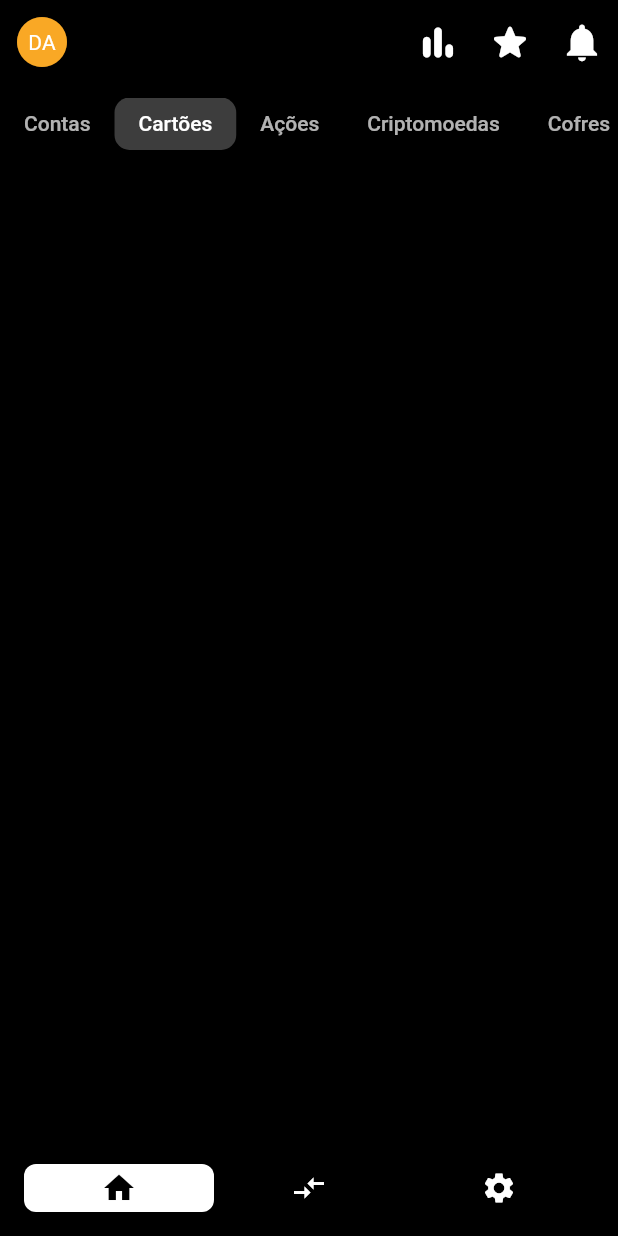
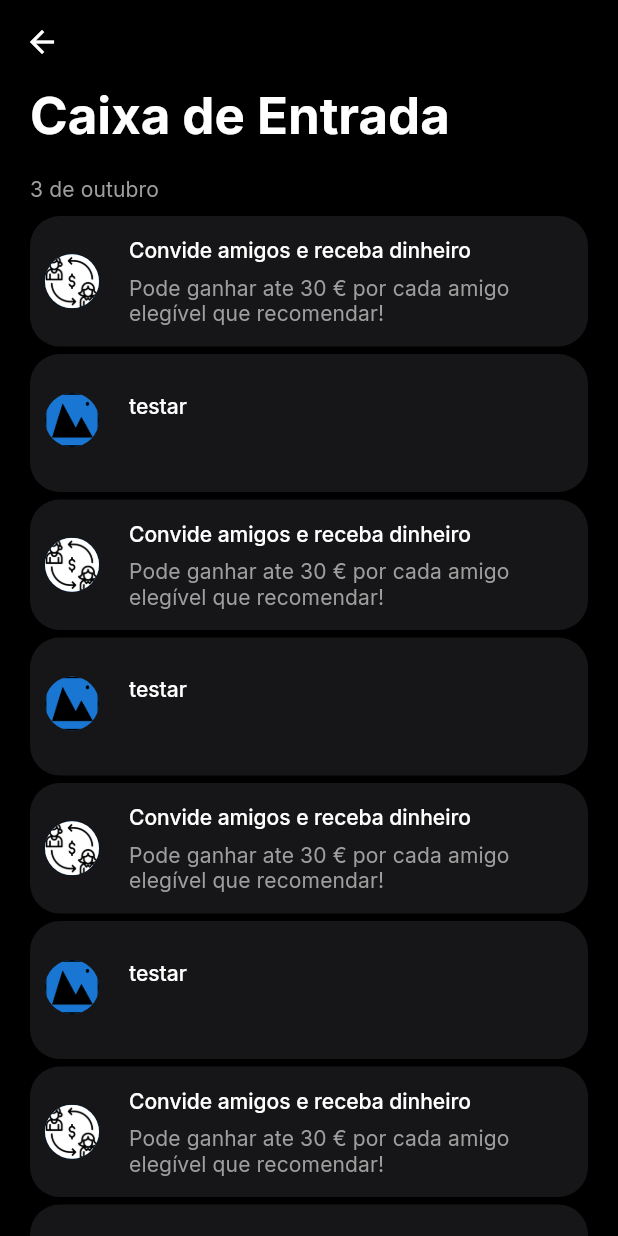
Before and after one commit to AnBapDan/Revolut_demo, a Flutter app: the screen it shows after launch, tab 2 chosen, after a tap on the "notifications" icon, on a phone screen of 412 x 824 dp. Run offline on Flutter 3.47's test engine with Material 2 defaults, Android fonts, the phone set to English and light mode, and no system bars; drawn by our look-alikes of floating_bottom_navigation_bar; our stand-ins replace google_fonts.

Commit message:
Added more screens

```diff
--- a/lib/main.dart
+++ b/lib/main.dart
@@ -18,12 +18,7 @@ class MyApp extends StatelessWidget {
       debugShowCheckedModeBanner: false,
       title: 'Revolut Demo',
       theme: themes(),
-      routes: {
-        '/': (context) => IndexPage(title: "title"),
-        //'/transfer': (context) => TransferPage(),
-        //'/settings': (context) => ,
-      },
-      initialRoute: '/',
+      home: IndexPage(title: "title"),
     );
   }
 }
--- a/lib/misc/appBar.dart
+++ b/lib/misc/appBar.dart
@@ -3,6 +3,7 @@
 
 import 'package:flutter/material.dart';
 import 'package:homework1cm/misc/scrollableTab.dart';
+import 'package:homework1cm/pages/notificationsPage/notifications.dart';
 
 class CustomAppBar extends StatefulWidget implements PreferredSizeWidget {
   const CustomAppBar({Key? key}) : super(key: key);
@@ -19,8 +20,6 @@ class _CustomAppBarState extends State<CustomAppBar> {
   Widget build(BuildContext context) {
     return SafeArea(
       child: AppBar(
-        backgroundColor: Colors.transparent,
-        elevation: 0.0,
         leading: Stack(
           alignment: Alignment.center,
           children: [
@@ -40,7 +39,14 @@ class _CustomAppBarState extends State<CustomAppBar> {
           ),
           IconButton(
             iconSize: 30,
-            onPressed: () {},
+            onPressed: () {
+              Navigator.push(
+                context,
+                MaterialPageRoute(
+                  builder: (context) => const NotificationsPage(),
+                ),
+              );
+            },
             icon: Icon(Icons.notifications),
           )
         ],
--- /dev/null
+++ b/lib/misc/messages.dart
@@ -0,0 +1,103 @@
+import 'package:flutter/material.dart';
+
+const messages = [
+  {
+    "title": 'Convide amigos e receba dinheiro',
+    "subtitle": 'Pode ganhar ate 30 € por cada amigo elegível que recomendar!',
+    "avatar": 'assets/invite_friends.png',
+  },
+  {
+    "title": 'testar',
+    "color": Colors.amber,
+  },
+  {
+    "title": 'Convide amigos e receba dinheiro',
+    "subtitle": 'Pode ganhar ate 30 € por cada amigo elegível que recomendar!',
+    "avatar": 'assets/invite_friends.png',
+  },
+  {
+    "title": 'testar',
+    "color": Colors.amber,
+  },
+  {
+    "title": 'Convide amigos e receba dinheiro',
+    "subtitle": 'Pode ganhar ate 30 € por cada amigo elegível que recomendar!',
+    "avatar": 'assets/invite_friends.png',
+  },
+  {
+    "title": 'testar',
+    "color": Colors.amber,
+  },
+  {
+    "title": 'Convide amigos e receba dinheiro',
+    "subtitle": 'Pode ganhar ate 30 € por cada amigo elegível que recomendar!',
+    "avatar": 'assets/invite_friends.png',
+  },
+  {
+    "title": 'testar',
+    "color": Colors.amber,
+  },
+  {
+    "title": 'Convide amigos e receba dinheiro',
+    "subtitle": 'Pode ganhar ate 30 € por cada amigo elegível que recomendar!',
+    "avatar": 'assets/invite_friends.png',
+  },
+  {
+    "title": 'testar',
+    "color": Colors.amber,
+  },
+  {
+    "title": 'Convide amigos e receba dinheiro',
+    "subtitle": 'Pode ganhar ate 30 € por cada amigo elegível que recomendar!',
+    "avatar": 'assets/invite_friends.png',
+  },
+  {
+    "title": 'testar',
+    "color": Colors.amber,
+  },
+  {
+    "title": 'Convide amigos e receba dinheiro',
+    "subtitle": 'Pode ganhar ate 30 € por cada amigo elegível que recomendar!',
+    "avatar": 'assets/invite_friends.png',
+  },
+  {
+    "title": 'testar',
+    "color": Colors.amber,
+  },
+  {
+    "title": 'Convide amigos e receba dinheiro',
+    "subtitle": 'Pode ganhar ate 30 € por cada amigo elegível que recomendar!',
+    "avatar": 'assets/invite_friends.png',
+  },
+  {
+    "title": 'testar',
+    "color": Colors.amber,
+  },
+  {
+    "title": 'Convide amigos e receba dinheiro',
+    "subtitle": 'Pode ganhar ate 30 € por cada amigo elegível que recomendar!',
+    "avatar": 'assets/invite_friends.png',
+  },
+  {
+    "title": 'testar',
+    "color": Colors.amber,
+  },
+  {
+    "title": 'Convide amigos e receba dinheiro',
+    "subtitle": 'Pode ganhar ate 30 € por cada amigo elegível que recomendar!',
+    "avatar": 'assets/invite_friends.png',
+  },
+  {
+    "title": 'testar',
+    "color": Colors.amber,
+  },
+  {
+    "title": 'Convide amigos e receba dinheiro',
+    "subtitle": 'Pode ganhar ate 30 € por cada amigo elegível que recomendar!',
+    "avatar": 'assets/invite_friends.png',
+  },
+  {
+    "title": 'testar',
+    "color": Colors.amber,
+  },
+];
--- /dev/null
+++ b/lib/misc/sugestions.dart
@@ -0,0 +1,48 @@
+import 'package:flutter/material.dart';
+import 'package:homework1cm/misc/themes.dart';
+
+class SugestionsWidget extends StatelessWidget {
+  final Color color;
+  final String asset;
+  final String message;
+
+  const SugestionsWidget({
+    Key? key,
+    required this.color,
+    required this.asset,
+    required this.message,
+  }) : super(key: key);
+
+  @override
+  Widget build(BuildContext context) {
+    return Padding(
+      padding: EdgeInsets.fromLTRB(0, 0, 0, 20),
+      child: InkWell(
+        onTap: () {},
+        child: Container(
+          height: double.maxFinite,
+          decoration: containers(color),
+          child: Column(
+            mainAxisAlignment: MainAxisAlignment.spaceEvenly,
+            crossAxisAlignment: CrossAxisAlignment.center,
+            children: [
+              Image.asset(
+                asset,
+                fit: BoxFit.scaleDown,
+                height: 50,
+                width: 40,
+              ),
+              FittedBox(
+                fit: BoxFit.fill,
+                child: Text(
+                  message,
+                  style: Theme.of(context).textTheme.subtitle1,
+                ),
+              )
+            ],
+          ),
+        ),
+      ),
+    );
+  }
+}
--- a/lib/misc/themes.dart
+++ b/lib/misc/themes.dart
@@ -1,16 +1,27 @@
 // ignore_for_file: prefer_const_constructors
 
 import 'package:flutter/material.dart';
+import 'package:google_fonts/google_fonts.dart';
 
 ThemeData themes() {
   return ThemeData(
+    //Scaffold colors
+    scaffoldBackgroundColor: Colors.black,
     splashColor: Colors.transparent,
     backgroundColor: Colors.black,
+    highlightColor: Colors.transparent,
+    //AppBar theme
+    appBarTheme: AppBarTheme(
+      backgroundColor: Colors.black,
+      elevation: 0.0,
+    ),
+
+    //Buttons themes
     textButtonTheme: TextButtonThemeData(
       style: TextButton.styleFrom(
         textStyle: TextStyle(
             color: Color.fromARGB(255, 0, 128, 255),
-            fontSize: 12,
+            fontSize: 14,
             fontFamily: 'Roboto',
             fontWeight: FontWeight.bold),
       ),
@@ -26,29 +37,26 @@ ThemeData themes() {
         shadowColor: Colors.transparent,
         textStyle: TextStyle(
             color: Color.fromARGB(255, 0, 128, 255),
-            fontSize: 12,
+            fontSize: 14,
             fontFamily: 'Roboto',
             fontWeight: FontWeight.bold),
         padding: EdgeInsets.all(5),
       ),
     ),
-    textTheme: TextTheme(
-      headline1: TextStyle(
-          color: Colors.white,
-          fontSize: 32,
-          fontFamily: 'Roboto',
-          fontWeight: FontWeight.bold),
-      subtitle1: TextStyle(
-          color: Colors.white,
-          fontSize: 12,
-          fontFamily: 'Roboto',
-          fontWeight: FontWeight.w500),
-      subtitle2: TextStyle(
-          color: Colors.grey,
-          fontSize: 12,
-          fontFamily: 'Roboto',
-          fontWeight: FontWeight.w400),
-      bodyText1: TextStyle(color: Colors.white),
+
+    //Text themes
+    textTheme: GoogleFonts.interTextTheme(
+      TextTheme(
+        headline1: TextStyle(
+            color: Colors.white, fontSize: 34, fontWeight: FontWeight.bold),
+        headline2: TextStyle(
+            color: Colors.white, fontSize: 24, fontWeight: FontWeight.bold),
+        subtitle1: TextStyle(
+            color: Colors.white, fontSize: 14, fontWeight: FontWeight.w500),
+        subtitle2: TextStyle(
+            color: Colors.grey, fontSize: 14, fontWeight: FontWeight.w400),
+        bodyText1: TextStyle(color: Colors.white),
+      ),
     ),
     indicatorColor: Colors.transparent,
   );
--- a/lib/pages/indexPage/index.dart
+++ b/lib/pages/indexPage/index.dart
@@ -1,9 +1,11 @@
 // ignore_for_file: prefer_const_constructors, prefer_const_literals_to_create_immutables
 
-import 'package:floating_bottom_navigation_bar/floating_bottom_navigation_bar.dart';
 import 'package:flutter/material.dart';
 import 'package:homework1cm/misc/appBar.dart';
+import 'package:homework1cm/misc/themes.dart';
 import 'package:homework1cm/pages/indexPage/tabViews/contas/contasView.dart';
+import 'package:homework1cm/pages/notificationsPage/notifications.dart';
+import 'package:homework1cm/pages/settingsPage/settings.dart';
 
 class IndexPage extends StatelessWidget {
   const IndexPage({Key? key, required this.title}) : super(key: key);
@@ -15,22 +17,82 @@ class IndexPage extends StatelessWidget {
     return DefaultTabController(
       length: 5,
       child: Scaffold(
-        backgroundColor: Colors.black,
         appBar: CustomAppBar(),
         body: TabBarView(
           children: [
             ContasView(),
-            Icon(Icons.directions_car),
-            Icon(Icons.directions_bike),
-            Icon(Icons.directions_car),
-            Icon(Icons.directions_transit),
+            Icon(Icons.warning, color: Colors.white, size: 100),
+            Icon(Icons.warning, color: Colors.white, size: 100),
+            Icon(Icons.warning, color: Colors.white, size: 100),
+            Icon(Icons.warning, color: Colors.white, size: 100),
           ],
         ),
-        bottomNavigationBar: FloatingNavbar(items: [
-          FloatingNavbarItem(icon: Icons.home),
-          FloatingNavbarItem(icon: Icons.compare_arrows),
-          FloatingNavbarItem(icon: Icons.settings),
-        ], currentIndex: 0, onTap: (int index) {}),
+        floatingActionButtonLocation: FloatingActionButtonLocation.centerFloat,
+        floatingActionButton: Padding(
+          padding:
+              EdgeInsets.only(top: MediaQuery.of(context).size.height * 0.1),
+          child: SizedBox(
+            height: 80,
+            width: MediaQuery.of(context).size.width / 2,
+            child: Container(
+              decoration: BoxDecoration(
+                shape: BoxShape.rectangle,
+                color: Color.fromARGB(255, 22, 22, 24),
+                borderRadius: BorderRadius.circular(100),
+              ),
+              child: Row(
+                mainAxisAlignment: MainAxisAlignment.center,
+                crossAxisAlignment: CrossAxisAlignment.center,
+                children: [
+                  Padding(
+                    padding: const EdgeInsets.all(5.0),
+                    child: IconButton(
+                        onPressed: () {},
+                        icon: Icon(
+                          Icons.home_rounded,
+                          size: 30,
+                          color: Color.fromARGB(255, 0, 128, 255),
+                        )),
+                  ),
+                  Padding(
+                    padding: const EdgeInsets.all(5.0),
+                    child: IconButton(
+                        onPressed: () {
+                          Navigator.push(
+                            context,
+                            MaterialPageRoute(
+                              builder: (context) => const SettingsPage(),
+                            ),
+                          );
+                        },
+                        icon: Icon(
+                          Icons.settings_rounded,
+                          size: 30,
+                          color: Colors.grey,
+                        )),
+                  ),
+                  Padding(
+                    padding: const EdgeInsets.all(5.0),
+                    child: IconButton(
+                        onPressed: () {
+                          Navigator.push(
+                            context,
+                            MaterialPageRoute(
+                              builder: (context) => const NotificationsPage(),
+                            ),
+                          );
+                        },
+                        icon: Icon(
+                          Icons.notifications_rounded,
+                          size: 30,
+                          color: Colors.grey,
+                        )),
+                  ),
+                ],
+              ),
+            ),
+          ),
+        ),
       ),
     );
   }
--- a/lib/pages/indexPage/tabViews/contas/contasView.dart
+++ b/lib/pages/indexPage/tabViews/contas/contasView.dart
@@ -2,6 +2,7 @@
 
 import 'package:flutter/material.dart';
 import 'package:homework1cm/misc/sections.dart';
+import 'package:homework1cm/misc/sugestions.dart';
 import 'package:homework1cm/misc/themes.dart';
 import 'package:homework1cm/pages/indexPage/tabViews/contas/walletContainer.dart';
 
@@ -12,7 +13,7 @@ class ContasView extends StatelessWidget {
 
   @override
   Widget build(BuildContext context) {
-    final padding = EdgeInsets.fromLTRB(20, 0, 10, 10);
+    final padding = EdgeInsets.fromLTRB(20, 0, 10, 0);
 
     return SingleChildScrollView(
       padding: EdgeInsets.fromLTRB(20, 30, 20, 20),
@@ -22,7 +23,7 @@ class ContasView extends StatelessWidget {
           WalletContainer(padding: padding),
           Sections(text: 'Sugestões para si'),
           SizedBox(
-            height: 100,
+            height: MediaQuery.of(context).size.width / 3,
             width: MediaQuery.of(context).size.width,
             child: Container(
               decoration: containers(Color.fromARGB(255, 22, 22, 24)),
@@ -30,35 +31,10 @@ class ContasView extends StatelessWidget {
                 shrinkWrap: true,
                 scrollDirection: Axis.horizontal,
                 children: [
-                  Padding(
-                    padding: EdgeInsets.fromLTRB(0, 0, 0, 10),
-                    child: InkWell(
-                      onTap: () {},
-                      child: Container(
-                        height: double.maxFinite,
-                        decoration:
-                            containers(Color.fromARGB(255, 168, 70, 92)),
-                        child: Column(
-                          mainAxisAlignment: MainAxisAlignment.spaceEvenly,
-                          crossAxisAlignment: CrossAxisAlignment.center,
-                          children: [
-                            Image.asset(
-                              'assets/eur_coin.gif',
-                              fit: BoxFit.scaleDown,
-                              height: 40,
-                              width: 40,
-                            ),
-                            FittedBox(
-                              fit: BoxFit.fill,
-                              child: Text(
-                                'Ganhe 30€ por convite',
-                                style: Theme.of(context).textTheme.subtitle1,
-                              ),
-                            )
-                          ],
-                        ),
-                      ),
-                    ),
+                  SugestionsWidget(
+                    color: Color.fromARGB(255, 168, 70, 92),
+                    asset: 'assets/eur_coin.gif',
+                    message: 'Ganhe 30€ por convite',
                   ),
                 ],
               ),
--- a/lib/pages/indexPage/tabViews/contas/walletContainer.dart
+++ b/lib/pages/indexPage/tabViews/contas/walletContainer.dart
@@ -29,9 +29,19 @@ class WalletContainer extends StatelessWidget {
                   mainAxisAlignment: MainAxisAlignment.start,
                   crossAxisAlignment: CrossAxisAlignment.start,
                   children: [
-                    Text(
-                      '0',
-                      style: Theme.of(context).textTheme.headline1,
+                    Row(
+                      mainAxisAlignment: MainAxisAlignment.center,
+                      crossAxisAlignment: CrossAxisAlignment.end,
+                      children: [
+                        Text(
+                          '0',
+                          style: Theme.of(context).textTheme.headline1,
+                        ),
+                        Text(
+                          ' €',
+                          style: Theme.of(context).textTheme.headline2,
+                        ),
+                      ],
                     ),
                     Text(
                       'Euro',
@@ -51,12 +61,13 @@ class WalletContainer extends StatelessWidget {
               ),
             ],
           ),
+          Padding(padding: EdgeInsets.fromLTRB(0, 15, 0, 0)),
           Padding(
             padding: padding,
             child: Row(
               children: [
                 SizedBox(
-                  height: 30,
+                  height: 35,
                   child: ElevatedButton(
                     onPressed: () {},
                     child: Row(
@@ -76,7 +87,7 @@ class WalletContainer extends StatelessWidget {
                   padding: EdgeInsets.fromLTRB(5, 0, 5, 0),
                 ),
                 SizedBox(
-                  height: 30,
+                  height: 35,
                   width: 30,
                   child: ElevatedButton(
                     onPressed: () {},
@@ -123,8 +134,13 @@ class WalletContainer extends StatelessWidget {
                   height: 10,
                   width: 10,
                 ).image),
-                subtitle: Text('Segunda, 5/09, 22:37 - Validação do Cartão',
-                    style: Theme.of(context).textTheme.subtitle2),
+                subtitle: Text(
+                  'Segunda, 5/09, 22:37 - Validação do Cartão',
+                  style: TextStyle(
+                      color: Colors.grey,
+                      fontSize: 12,
+                      fontWeight: FontWeight.w400),
+                ),
               )
             ],
           ),
--- /dev/null
+++ b/lib/pages/notificationsPage/misc/tiles.dart
@@ -0,0 +1,48 @@
+// ignore_for_file: prefer_const_constructors
+
+import 'package:flutter/material.dart';
+
+class MessageTile extends StatelessWidget {
+  String? avatar;
+  String title;
+  String subtitle;
+  Color? color;
+
+  MessageTile(
+      {Key? key,
+      this.avatar,
+      required this.color,
+      this.subtitle = '',
+      required this.title})
+      : super(key: key);
+
+  @override
+  Widget build(BuildContext context) {
+    return ListTile(
+      contentPadding: EdgeInsets.all(10),
+      tileColor: Color.fromARGB(255, 22, 22, 24),
+      shape: RoundedRectangleBorder(
+        borderRadius: BorderRadius.circular(20),
+      ),
+      leading: CircleAvatar(
+        radius: 18,
+        foregroundColor: color,
+        backgroundImage: Image.asset(
+          avatar!,
+          fit: BoxFit.scaleDown,
+        ).image,
+      ),
+      title: Padding(
+        padding: const EdgeInsets.only(bottom: 8.0),
+        child: Text(
+          title,
+          style: Theme.of(context).textTheme.subtitle1,
+        ),
+      ),
+      subtitle: Text(
+        subtitle,
+        style: Theme.of(context).textTheme.subtitle2,
+      ),
+    );
+  }
+}
--- /dev/null
+++ b/lib/pages/notificationsPage/notifications.dart
@@ -0,0 +1,61 @@
+// ignore_for_file: prefer_const_constructors
+
+import 'package:flutter/material.dart';
+import 'package:homework1cm/misc/messages.dart';
+import 'package:homework1cm/misc/sections.dart';
+import 'package:homework1cm/pages/notificationsPage/misc/tiles.dart';
+
+class NotificationsPage extends StatelessWidget {
+  const NotificationsPage({Key? key}) : super(key: key);
+
+  @override
+  Widget build(BuildContext context) {
+    return SafeArea(
+      child: Scaffold(
+        appBar: AppBar(
+          leading: IconButton(
+            onPressed: () {
+              Navigator.of(context).pop();
+            },
+            icon: Icon(Icons.arrow_back),
+          ),
+        ),
+        body: SingleChildScrollView(
+          physics: ScrollPhysics(),
+          child: Padding(
+            padding: EdgeInsets.fromLTRB(20, 0, 20, 20),
+            child: Column(
+              mainAxisAlignment: MainAxisAlignment.start,
+              crossAxisAlignment: CrossAxisAlignment.start,
+              children: [
+                Text(
+                  'Caixa de Entrada',
+                  style: Theme.of(context).textTheme.headline1,
+                ),
+                Sections(text: '3 de outubro'),
+                ListView.builder(
+                  physics: const NeverScrollableScrollPhysics(),
+                  shrinkWrap: true,
+                  itemCount: messages.length,
+                  itemBuilder: (context, index) {
+                    return Padding(
+                      padding: const EdgeInsets.fromLTRB(0, 0, 0, 5),
+                      child: MessageTile(
+                              title: messages[index]['title'].toString(),
+                              subtitle:
+                                  messages[index]['subtitle']?.toString() ?? '',
+                              avatar: messages[index]['avatar']?.toString() ??
+                                  'assets/default.png',
+                              color: messages[index]['color'] as Color?)
+                          .build(context),
+                    );
+                  },
+                ),
+              ],
+            ),
+          ),
+        ),
+      ),
+    );
+  }
+}
--- /dev/null
+++ b/lib/pages/settingsPage/settings.dart
@@ -0,0 +1,28 @@
+// ignore_for_file: prefer_const_constructors
+
+import 'package:flutter/material.dart';
+
+class SettingsPage extends StatelessWidget {
+  const SettingsPage({Key? key}) : super(key: key);
+
+  @override
+  Widget build(BuildContext context) {
+    return SafeArea(
+      child: Scaffold(
+        appBar: AppBar(
+          leading: IconButton(
+            onPressed: () {
+              Navigator.of(context).pop();
+            },
+            icon: Icon(Icons.arrow_back),
+          ),
+        ),
+        body: Center(
+            child: Text(
+          'This is supposed to be the settings page',
+          style: Theme.of(context).textTheme.headline1,
+        )),
+      ),
+    );
+  }
+}
--- a/pubspec.yaml
+++ b/pubspec.yaml
@@ -35,7 +35,6 @@ dependencies:
   # Use with the CupertinoIcons class for iOS style icons.
   cupertino_icons: ^1.0.2
   google_fonts: ^3.0.1
-  floating_bottom_navigation_bar: ^1.5.2
 
 dev_dependencies:
   flutter_test:
@@ -62,6 +61,8 @@ flutter:
     - assets/eu_flag.png
     - assets/ms_logo.png
     - assets/eur_coin.gif
+    - assets/default.png
+    - assets/invite_friends.png
   # To add assets to your application, add an assets section, like this:
   # assets:
   #   - images/a_dot_burr.jpeg
```
Also changed, not shown: assets/default.png (added), assets/invite_friends.png (added), pubspec.lock.
